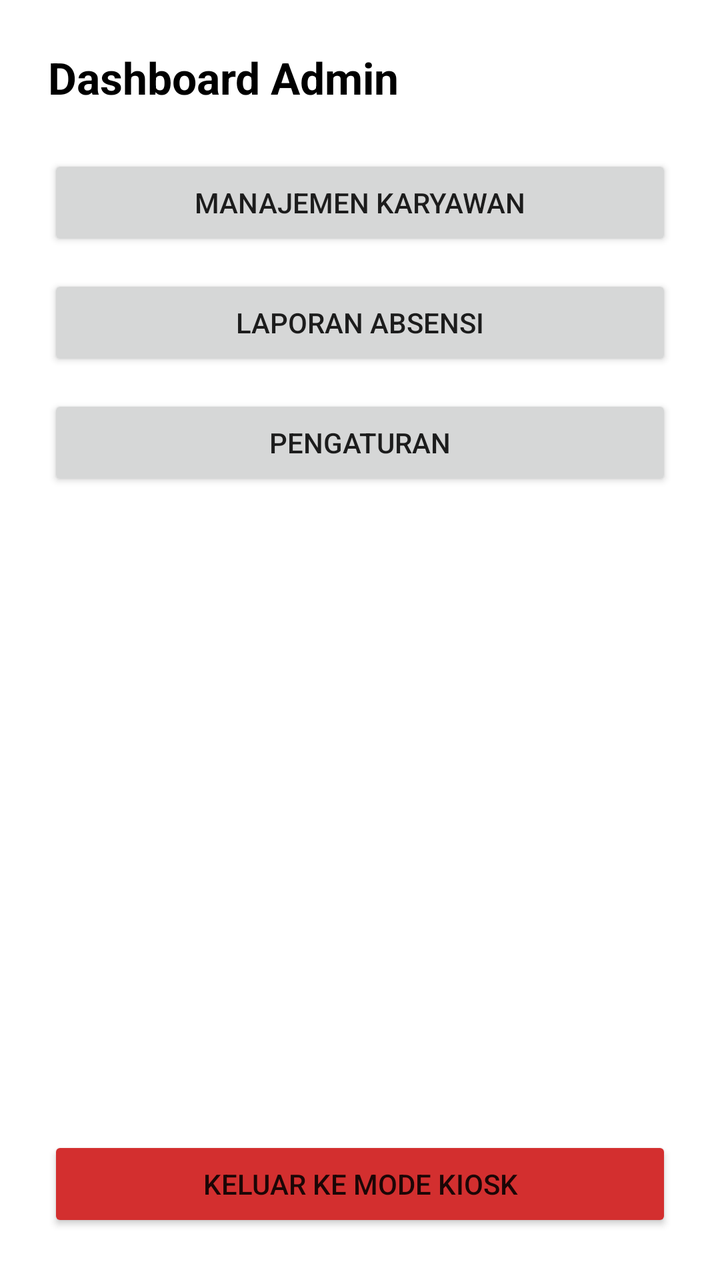
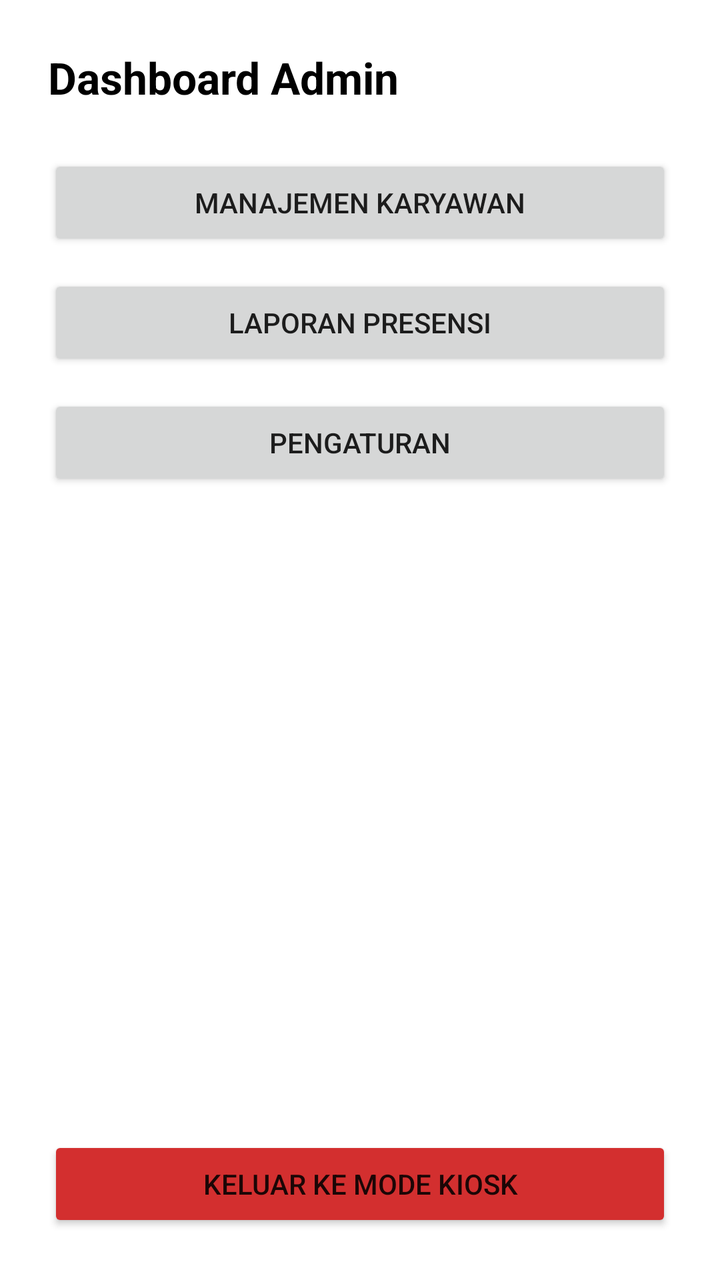

An Android layout rendered at two revisions. The XML below is the earlier revision; the diff shows what the commit changed to produce the second picture.
<!-- AndroidManifest.xml: application theme Theme.TerminalAbsensi -->
<!-- res/layout/activity_dashboard.xml -->
<?xml version="1.0" encoding="utf-8"?>
<LinearLayout xmlns:android="http://schemas.android.com/apk/res/android"
    android:layout_width="match_parent"
    android:layout_height="match_parent"
    android:orientation="vertical"
    android:background="@android:color/white"
    android:padding="24dp">

    <TextView
        android:layout_width="match_parent"
        android:layout_height="wrap_content"
        android:text="Dashboard Admin"
        android:textSize="22sp"
        android:textStyle="bold"
        android:textColor="@android:color/black"
        android:layout_marginBottom="24dp" />

    <Button
        android:id="@+id/btnManajemenKaryawan"
        android:layout_width="match_parent"
        android:layout_height="wrap_content"
        android:text="Manajemen Karyawan"
        android:layout_marginBottom="12dp" />

    <Button
        android:id="@+id/btnLaporanAbsensi"
        android:layout_width="match_parent"
        android:layout_height="wrap_content"
        android:text="Laporan Absensi"
        android:layout_marginBottom="12dp" />

    <Button
        android:id="@+id/btnPengaturan"
        android:layout_width="match_parent"
        android:layout_height="wrap_content"
        android:text="Pengaturan"
        android:layout_marginBottom="12dp" />

    <View
        android:layout_width="match_parent"
        android:layout_height="0dp"
        android:layout_weight="1" />

    <Button
        android:id="@+id/btnKeluar"
        android:layout_width="match_parent"
        android:layout_height="wrap_content"
        android:text="Keluar ke Mode Kiosk"
        android:backgroundTint="#D32F2F" />

</LinearLayout>
<!-- resources referenced by this layout -->
<resources>
  <style name="Theme.TerminalAbsensi" parent="Theme.MaterialComponents.DayNight.DarkActionBar">
          
          <item name="colorPrimary">@color/purple_500</item>
          <item name="colorPrimaryVariant">@color/purple_700</item>
          <item name="colorOnPrimary">@color/white</item>
          
          <item name="colorSecondary">@color/teal_200</item>
          <item name="colorSecondaryVariant">@color/teal_700</item>
          <item name="colorOnSecondary">@color/black</item>
          
          <item name="android:statusBarColor">?attr/colorPrimaryVariant</item>
          
      </style>
  <color name="purple_500">#FF6200EE</color>
  <color name="purple_700">#FF3700B3</color>
  <color name="white">#FFFFFFFF</color>
  <color name="teal_200">#FF03DAC5</color>
  <color name="teal_700">#FF018786</color>
  <color name="black">#FF000000</color>
</resources>

<!-- the commit's change to res/layout/activity_dashboard.xml (unified diff, before → after) -->
@@ -26,7 +26,7 @@
         android:id="@+id/btnLaporanAbsensi"
         android:layout_width="match_parent"
         android:layout_height="wrap_content"
-        android:text="Laporan Absensi"
+        android:text="Laporan Presensi"
         android:layout_marginBottom="12dp" />
 
     <Button
